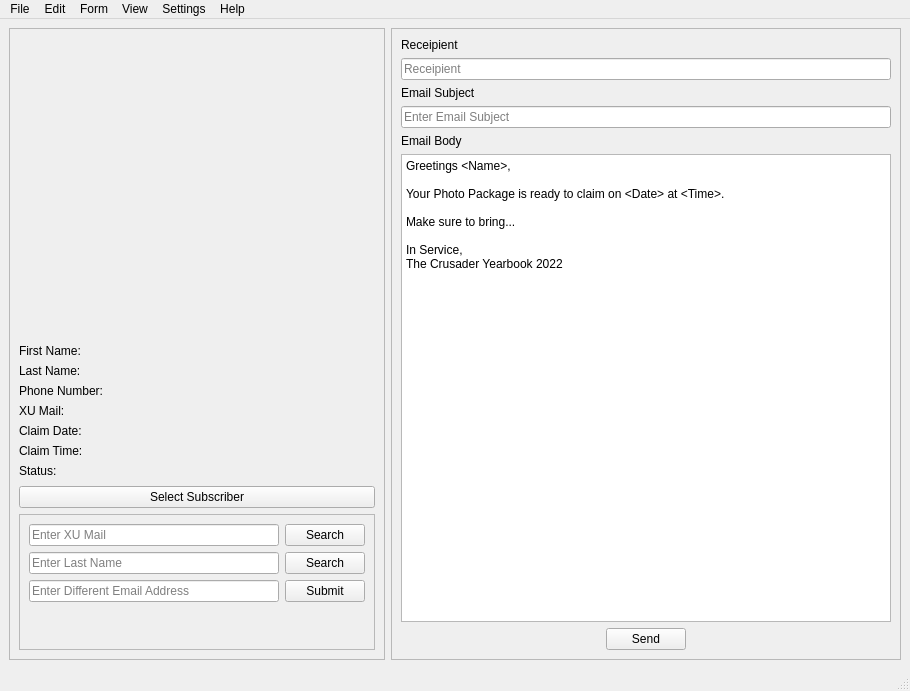
Qt form Merlin.ui (Biowulf21/Merlin) before a commit.
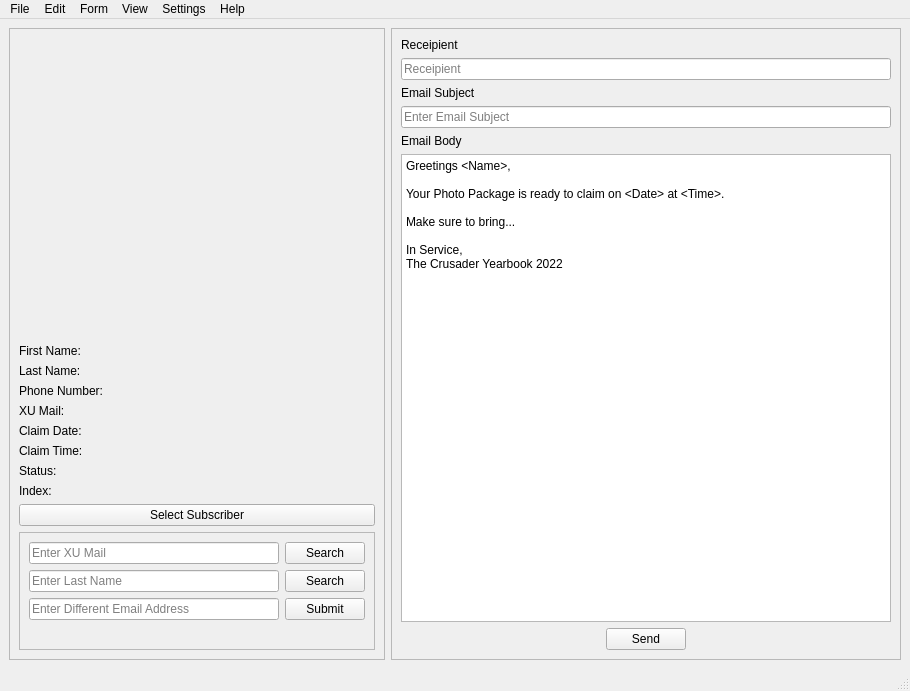
The same form after that commit.

```diff
--- a/Merlin.ui
+++ b/Merlin.ui
@@ -154,6 +154,20 @@
              </property>
             </widget>
            </item>
+           <item row="7" column="0">
+            <widget class="QLabel" name="indexLabel">
+             <property name="text">
+              <string>Index:</string>
+             </property>
+            </widget>
+           </item>
+           <item row="7" column="1">
+            <widget class="QLabel" name="indexValue">
+             <property name="text">
+              <string/>
+             </property>
+            </widget>
+           </item>
           </layout>
          </item>
          <item>
```
